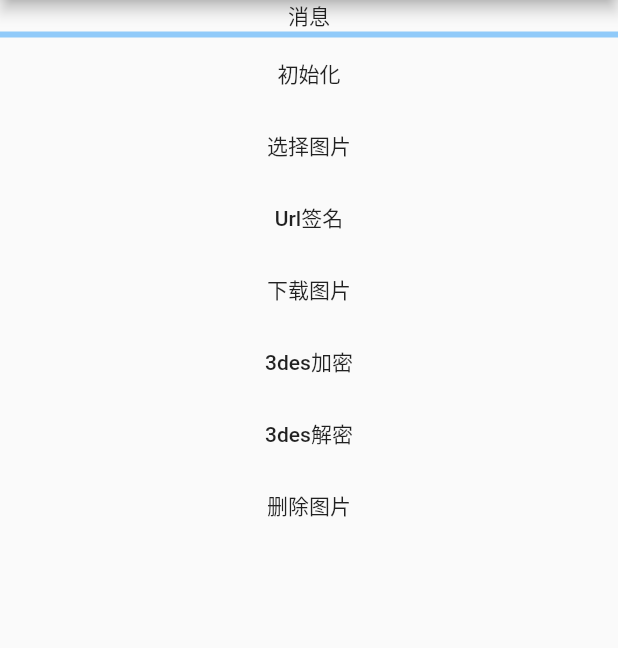
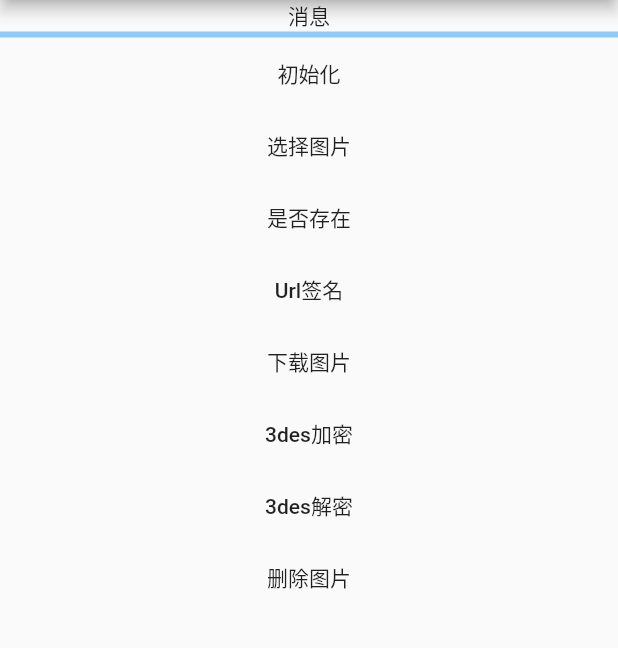
Before and after one commit to jlcool/aliossflutter, a Flutter app: the screen it shows after launch, after a tap on "选择图片", on a phone screen of 412 x 824 dp, the part 84-732 px from its top. Run offline on Flutter 3.47's test engine with Material 2 defaults, Android fonts, the phone set to English and light mode, and no system bars.

Commit message:
判断文件是否存在

```diff
--- a/example/lib/main.dart
+++ b/example/lib/main.dart
@@ -10,125 +10,154 @@ class MyApp extends StatefulWidget {
 }
 
 class _MyAppState extends State<MyApp> {
-  String _msg="消息";
-  double _progress=0;
-  String _rs="";
-  AliOSSFlutter alioss=AliOSSFlutter();
-  String _path="";
+  String _msg = "消息";
+  double _progress = 0;
+  String _rs = "";
+  AliOSSFlutter alioss = AliOSSFlutter();
+  String _path = "";
 
-    final  String stsserver="";
-    final String endpoint="";
-    final String cryptkey="";
-    final String bucket="";
-    final String key="aaa.jpg";
-    final String callbackUrl="";
-    final String callbackHost="";
+  String stsserver = "";
+  String endpoint = "";
+  String cryptkey = "";
+  String bucket = "";
+  String key = "bbb.jpg";
+  String callbackUrl = "";
+  String callbackHost = "";
+
   ///支持 application/x-www-form-urlencoded 和application/json
-    final String callbackBodyType="application/json";
-    final String callbackBody="{\"j_bucket\":\${bucket},\"j_object\":\${object},\"j_etag\":\${etag},\"j_size\":\${size},\"j_mimeType\":\${mimeType},\"j_height\":\${imageInfo.height},\"j_width\":\${imageInfo.width},\"j_format\":\${imageInfo.format},\"j_memberId\":\${x:var1}}";
-    final String callbackVars="{\"x:var1\":\"123\"}";
-
+  String callbackBodyType = "application/json";
+  String callbackBody =
+      "{\"j_bucket\":\${bucket},\"j_object\":\${object},\"j_etag\":\${etag},\"j_size\":\${size},\"j_mimeType\":\${mimeType},\"j_height\":\${imageInfo.height},\"j_width\":\${imageInfo.width},\"j_format\":\${imageInfo.format},\"j_memberId\":\${x:var1}}";
+  String callbackVars = "{\"x:var1\":\"123\"}";
 
   @override
   void initState() {
     super.initState();
 
-    alioss.responseFromProgress.listen((data){
-      print("_progress:"+data.getProgress().toString());
+    alioss.responseFromProgress.listen((data) {
+      print("_progress:" + data.getProgress().toString());
       setState(() {
-       _progress=data.getProgress();
+        _progress = data.getProgress();
       });
     });
-    alioss.responseFromInit.listen((data){
-      if(data) {
+    alioss.responseFromInit.listen((data) {
+      if (data) {
         setState(() {
-          _msg="初始化成功";
+          _msg = "初始化成功";
         });
-      }else{
+      } else {
         setState(() {
-        _msg="初始化失败";
+          _msg = "初始化失败";
         });
       }
     });
-    alioss.responseFromSign.listen((data){
-      if(data.success) {
+    alioss.responseFromSign.listen((data) {
+      if (data.success) {
         setState(() {
-          _msg="url 签名 ："+data.url;
+          _msg = "url 签名 ：" + data.url;
         });
-      }else{
+      } else {
         setState(() {
-        _msg="url 签名失败";
+          _msg = "url 签名失败";
         });
       }
     });
     alioss.responseFromUpload.listen((data) {
-      if(data.success) {
+      if (data.success) {
         setState(() {
-          _msg="上传成功 key:"+data.key+" 服务器返回值："+data.servercallback;
+          _msg = "上传成功 key:" + data.key + " 服务器返回值：" + data.servercallback;
         });
-      }else{
+      } else {
         setState(() {
-        _msg="上传失败"+data.msg;
+          _msg = "上传失败" + data.msg;
         });
       }
     });
     alioss.responseFromDownload.listen((data) {
-      if(data.success) {
+      if (data.success) {
         setState(() {
-          _path=data.path;
-          _msg="下载成功："+_path;
+          _path = data.path;
+          _msg = "下载成功：" + _path;
         });
-      }else{
+      } else {
         setState(() {
-        _msg="下载失败";
+          _msg = "下载失败";
         });
       }
     });
     alioss.responseFromDelete.listen((data) {
-      if(data.success) {
+      if (data.success) {
         setState(() {
-          _msg=data.key+"删除成功";
+          _msg = data.key + "删除成功";
         });
-      }else{
+      } else {
         setState(() {
-        _msg=data.key+"删除失败";
+          _msg = data.key + "删除失败";
         });
       }
     });
   }
-  void _init() async{
+
+  void _init() async {
     //初始化
-    alioss.init(stsserver,endpoint);//,cryptkey: cryptkey,crypttype: "aes"
-  }
-void _uploadPic() async{
-    String filePath="";
-    alioss.upload(bucket, filePath, key,callbackBody: callbackBody,callbackBodyType: callbackBodyType,callbackHost: callbackHost,callbackUrl: callbackUrl,callbackVars: callbackVars);
-  }
-  void _sign() async{
-    alioss.signUrl(bucket,key,type:"1");
+    alioss.init(stsserver, endpoint,
+        cryptkey: cryptkey,
+        crypttype: "aes"); //,cryptkey: cryptkey,crypttype: "aes"
   }
 
-  void _des() async{
-    alioss.des(cryptkey,"encrypt","123").then((data){
+  void _uploadPic() async {
+    String filePath = "";
+    alioss.upload(bucket, filePath, key,
+        callbackBody: callbackBody,
+        callbackBodyType: callbackBodyType,
+        callbackHost: callbackHost,
+        callbackUrl: callbackUrl,
+        callbackVars: callbackVars);
+  }
+
+  void _sign() async {
+    alioss.signUrl(bucket, key, type: "1");
+  }
+
+  void _des() async {
+    alioss.des(cryptkey, "encrypt", "123").then((data) {
       setState(() {
-        _rs=data;
-        _msg="123加密后："+data;
+        _rs = data;
+        _msg = "123加密后：" + data;
       });
     });
   }
-  void _des1() async{
-    alioss.des(cryptkey,"decrypt",_rs).then((data){
+
+  void _des1() async {
+    alioss.des(cryptkey, "decrypt", _rs).then((data) {
       setState(() {
-        _msg=_rs+"解密后："+data;
+        _msg = _rs + "解密后：" + data;
       });
     });
   }
-  void _delete() async{
-    alioss.delete(bucket,key);
+
+  void _delete() async {
+    alioss.delete(bucket, key);
   }
-  void _download() async{
-    String downloadPath="";
-    alioss.download(bucket, key,downloadPath+"/"+key);
+
+  void _download() async {
+    String downloadPath = "";
+    alioss.download(bucket, key, downloadPath + "/" + key);
+  }
+
+  void _exist() async {
+    alioss.exist(bucket, key).then((exist) {
+      if (exist) {
+        _msg = "已存在";
+      } else if (!exist) {
+        _msg = "不存在";
+      }
+      setState(() {});
+    }).catchError((err) {
+      _msg = "错误：$err";
+      setState(() {});
+    });
+
   }
 
   @override
@@ -147,7 +176,6 @@ void _uploadPic() async{
                   LinearProgressIndicator(
                     value: _progress,
                   ),
-
                   MaterialButton(
                     onPressed: _init,
                     child: Text("初始化"),
@@ -155,6 +183,10 @@ void _uploadPic() async{
                   MaterialButton(
                     onPressed: _uploadPic,
                     child: Text("选择图片"),
+                  ),
+                  MaterialButton(
+                    onPressed: _exist,
+                    child: Text("是否存在"),
                   ),
                   MaterialButton(
                     onPressed: _sign,
@@ -179,10 +211,7 @@ void _uploadPic() async{
                 ],
               ),
             ),
-        )
-
-      ),
+          )),
     );
   }
-
 }
```
Lines whose indentation alone changed are shown as unchanged.
